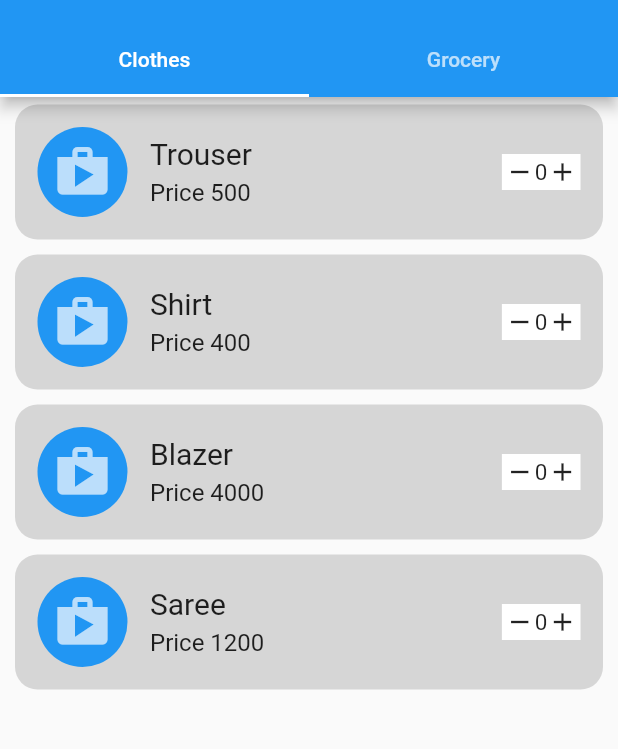
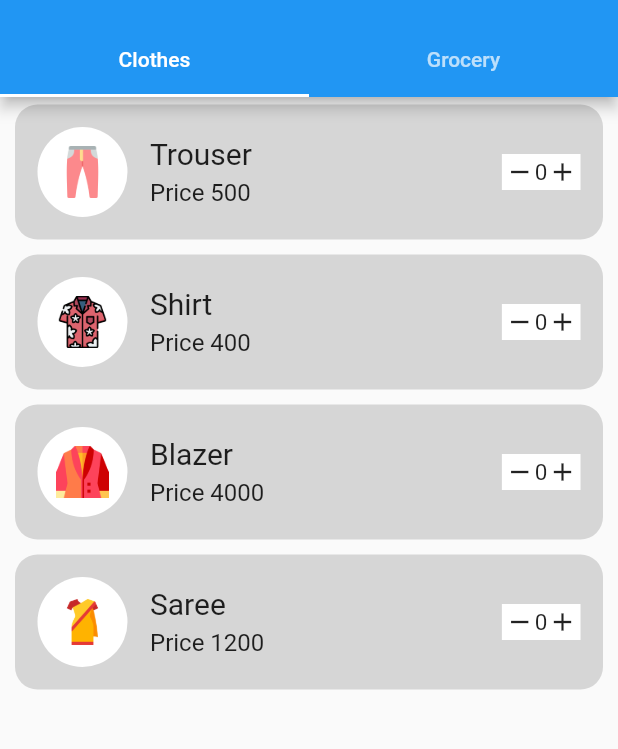
Before and after one commit to tusharthetruth/FlutterCartDemo, a Flutter app: the screen it shows after launch, on a phone screen of 412 x 824 dp, the part 59-808 px from its top. Run offline on Flutter 3.47's test engine with Material 2 defaults, Android fonts, the phone set to English and light mode, and no system bars; drawn by our look-alikes of badges; our stand-ins replace auto_route, equatable, fluttertoast.

Commit message:
added assets

```diff
--- a/lib/product/model/product_model.dart
+++ b/lib/product/model/product_model.dart
@@ -8,13 +8,15 @@ class ProductModel extends Equatable {
       required this.productName,
       required this.productCategory,
       required this.price,
-      required this.cartCount});
+      required this.cartCount,
+      required this.icon});
 
   int productId;
   String productName;
   int productCategory;
   int price;
   int cartCount;
+  String icon;
 
   @override
   List<Object?> get props => [productId];
--- a/lib/product/screen/product_page.dart
+++ b/lib/product/screen/product_page.dart
@@ -34,7 +34,7 @@ class _ProductPageState extends State<ProductPage>
   List data = [];
 
   Future<String> loadJsonData() async {
-    var jsonText = await rootBundle.loadString('asset/product.json');
+    var jsonText = await rootBundle.loadString('asset/json/product.json');
     setState(() => data = json.decode(jsonText));
     if (data != null) {
       List<ProductModel> list = [];
@@ -44,7 +44,8 @@ class _ProductPageState extends State<ProductPage>
             productName: data[i]['productName'],
             productCategory: data[i]['category'],
             price: data[i]['productPrice'],
-            cartCount: data[i]['cartCount']);
+            cartCount: data[i]['cartCount'],
+            icon: data[i]['icon']);
         list.add(model);
       }
       Provider.of<Constants>(context, listen: false).addProducts(list);
--- a/lib/widgets/product_row.dart
+++ b/lib/widgets/product_row.dart
@@ -25,12 +25,13 @@ class _ProductRowState extends State<ProductRow> {
         children: [
           Container(
             margin: const EdgeInsets.only(right: 15),
-            child: const CircleAvatar(
-              backgroundColor: Colors.blue,
+            child: CircleAvatar(
+              backgroundColor: Colors.white,
               radius: 30,
-              child: Icon(
-                Icons.shop,
-                size: 40,
+              child: Image.asset(
+                'asset/image/${widget.productModel.icon}',
+                height: 35,
+                width: 35,
               ),
             ),
           ),
--- a/pubspec.yaml
+++ b/pubspec.yaml
@@ -64,4 +64,5 @@ flutter:
   # the material Icons class.
   uses-material-design: true
   assets:
-    - asset/product.json
+    - asset/json/product.json
+    - asset/image/
```
Also changed, not shown: asset/json/product.json (added, +66 -0 lines), asset/product.json (deleted, +0 -54 lines), asset/image/blazer.png (added), asset/image/nut.png (added), asset/image/oil.png (added), asset/image/pulse.png (added), asset/image/rice.png (added), asset/image/saree.png (added), asset/image/shirt.png (added), asset/image/trouser.png (added).
